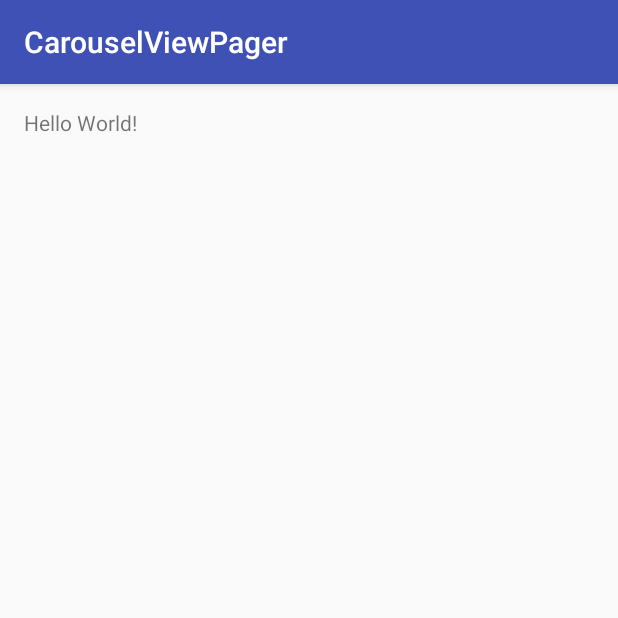
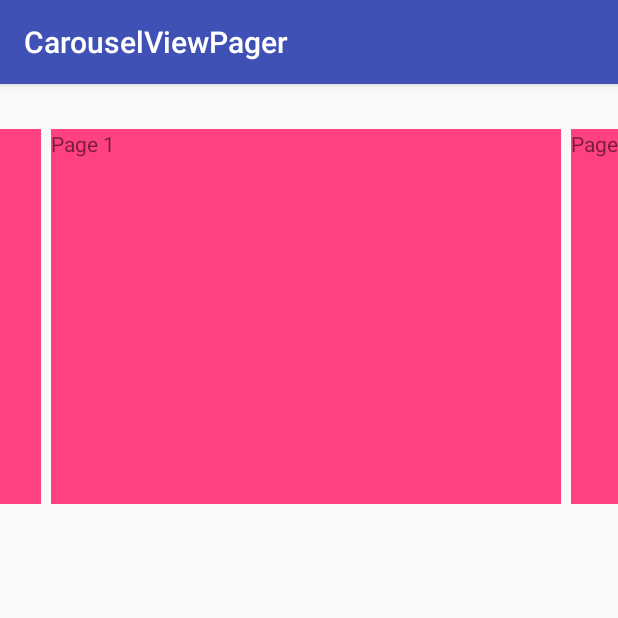
Before and after one commit to Aentfs/CarouselViewPager, an Android app: the screen it shows after launch (MainActivity), on a phone screen of 412 x 824 dp, the top half of it. Run offline under Robolectric (Android 15) with nearby library versions, the light colour scheme and no system bars.

Commit message:
Add code

```diff
--- a/app/build.gradle
+++ b/app/build.gradle
@@ -23,4 +23,5 @@ dependencies {
     compile fileTree(dir: 'libs', include: ['*.jar'])
     testCompile 'junit:junit:4.12'
     compile 'com.android.support:appcompat-v7:23.2.0'
+    compile 'com.android.support:support-v4:23.2.0'
 }
--- a/app/src/main/java/com/mrwii/carousel/carouselviewpager/MainActivity.java
+++ b/app/src/main/java/com/mrwii/carousel/carouselviewpager/MainActivity.java
@@ -1,13 +1,23 @@
 package com.mrwii.carousel.carouselviewpager;
 
+import android.os.Bundle;
+import android.support.v4.view.ViewPager;
 import android.support.v7.app.AppCompatActivity;
-import android.os.Bundle;
 
 public class MainActivity extends AppCompatActivity {
+    private SlideAdapter adapter;
+    private ViewPager viewPager;
 
     @Override
     protected void onCreate(Bundle savedInstanceState) {
         super.onCreate(savedInstanceState);
         setContentView(R.layout.activity_main);
+
+        viewPager = (ViewPager) findViewById(R.id.vp_slider);
+        viewPager.setClipToPadding(false);
+        viewPager.setPageMargin(10);
+        adapter = new SlideAdapter(this.getSupportFragmentManager());
+        viewPager.setAdapter(adapter);
+        viewPager.setCurrentItem(adapter.FIRST_PAGE);
     }
 }
--- /dev/null
+++ b/app/src/main/java/com/mrwii/carousel/carouselviewpager/SlideAdapter.java
@@ -0,0 +1,37 @@
+package com.mrwii.carousel.carouselviewpager;
+
+import android.support.v4.app.Fragment;
+import android.support.v4.app.FragmentManager;
+import android.support.v4.app.FragmentPagerAdapter;
+
+/**
+ * Created by Droid on 2/29/2016.
+ */
+public class SlideAdapter extends FragmentPagerAdapter {
+    private int PAGES = 3;
+    // You can choose a bigger number for LOOPS, but you know, nobody will fling
+    // more than 1000 times just in order to test your "infinite" ViewPager :D
+    private int LOOPS = 1000;
+    public int FIRST_PAGE = PAGES * LOOPS / 2;
+
+    public SlideAdapter(FragmentManager fm) {
+        super(fm);
+    }
+
+    @Override
+    public Fragment getItem(int position) {
+        position = position % PAGES;
+        return SlideFragment.newInstance(Integer.toString(position + 1));
+    }
+
+    @Override
+    public int getCount() {
+        return PAGES * LOOPS;
+    }
+
+    @Override
+    public float getPageWidth(int position) {
+        return 0.93f;
+    }
+
+}
--- /dev/null
+++ b/app/src/main/java/com/mrwii/carousel/carouselviewpager/SlideFragment.java
@@ -0,0 +1,48 @@
+package com.mrwii.carousel.carouselviewpager;
+
+import android.os.Bundle;
+import android.support.v4.app.Fragment;
+import android.view.LayoutInflater;
+import android.view.View;
+import android.view.ViewGroup;
+import android.widget.FrameLayout;
+import android.widget.TextView;
+
+
+public class SlideFragment extends Fragment {
+    private static final String ARG_PAGE_NUMBER = "pageNumber";
+    private String mParam;
+    private TextView tvPos;
+
+    public SlideFragment() {
+        // Required empty public constructor
+    }
+
+    public static SlideFragment newInstance(String pageNumber) {
+        Bundle args = new Bundle();
+        args.putString(ARG_PAGE_NUMBER, pageNumber);
+
+        SlideFragment fragment = new SlideFragment();
+        fragment.setArguments(args);
+        return fragment;
+    }
+
+    @Override
+    public void onCreate(Bundle savedInstanceState) {
+        super.onCreate(savedInstanceState);
+        if (getArguments() != null) {
+            mParam = getArguments().getString(ARG_PAGE_NUMBER);
+        }
+    }
+
+    @Override
+    public View onCreateView(LayoutInflater inflater, ViewGroup container,
+                             Bundle savedInstanceState) {
+        // Inflate the layout for this fragment
+        FrameLayout root = (FrameLayout) inflater.inflate(R.layout.fragment_slide, container, false);
+        tvPos = (TextView) root.findViewById(R.id.text);
+        tvPos.setText("Page " + mParam);
+        return root;
+    }
+
+}
--- a/app/src/main/res/layout/activity_main.xml
+++ b/app/src/main/res/layout/activity_main.xml
@@ -2,15 +2,14 @@
 <RelativeLayout xmlns:android="http://schemas.android.com/apk/res/android"
     xmlns:tools="http://schemas.android.com/tools"
     android:layout_width="match_parent"
-    android:layout_height="match_parent"
-    android:paddingBottom="@dimen/activity_vertical_margin"
-    android:paddingLeft="@dimen/activity_horizontal_margin"
-    android:paddingRight="@dimen/activity_horizontal_margin"
-    android:paddingTop="@dimen/activity_vertical_margin"
+    android:layout_height="wrap_content"
     tools:context="com.mrwii.carousel.carouselviewpager.MainActivity">
 
-    <TextView
-        android:layout_width="wrap_content"
-        android:layout_height="wrap_content"
-        android:text="Hello World!" />
+    <android.support.v4.view.ViewPager
+        android:id="@+id/vp_slider"
+        android:layout_width="match_parent"
+        android:layout_height="250dp"
+        android:layout_marginTop="30dp"
+        android:paddingLeft="34dp"
+        android:paddingRight="12dp" />
 </RelativeLayout>
--- /dev/null
+++ b/app/src/main/res/layout/fragment_slide.xml
@@ -0,0 +1,13 @@
+<FrameLayout xmlns:android="http://schemas.android.com/apk/res/android"
+    xmlns:tools="http://schemas.android.com/tools"
+    android:layout_width="match_parent"
+    android:layout_height="match_parent"
+    android:background="@color/colorAccent"
+    tools:context=".SlideFragment">
+
+    <TextView
+        android:id="@+id/text"
+        android:layout_width="match_parent"
+        android:layout_height="wrap_content"
+        android:text="@string/hello_blank_fragment" />
+</FrameLayout>
--- a/app/src/main/res/values/strings.xml
+++ b/app/src/main/res/values/strings.xml
@@ -1,3 +1,6 @@
 <resources>
     <string name="app_name">CarouselViewPager</string>
+
+    <!-- TODO: Remove or change this placeholder text -->
+    <string name="hello_blank_fragment">Hello blank fragment</string>
 </resources>
```
